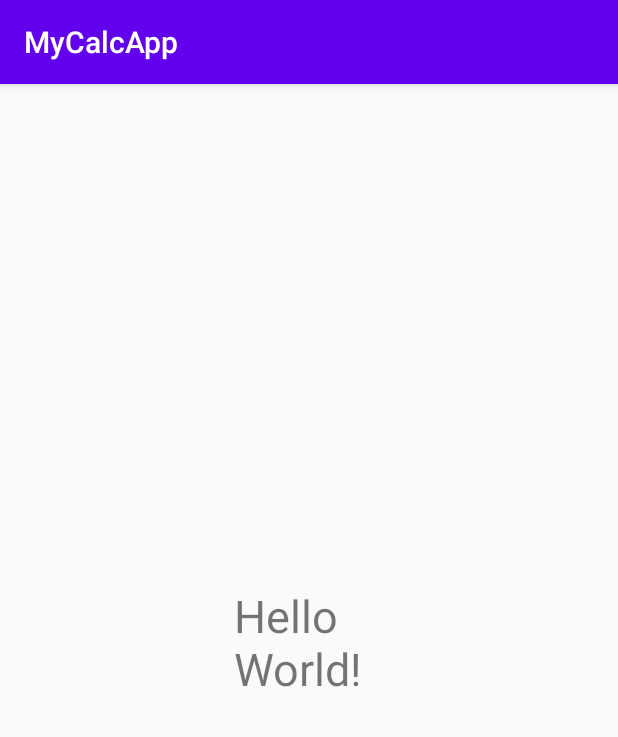
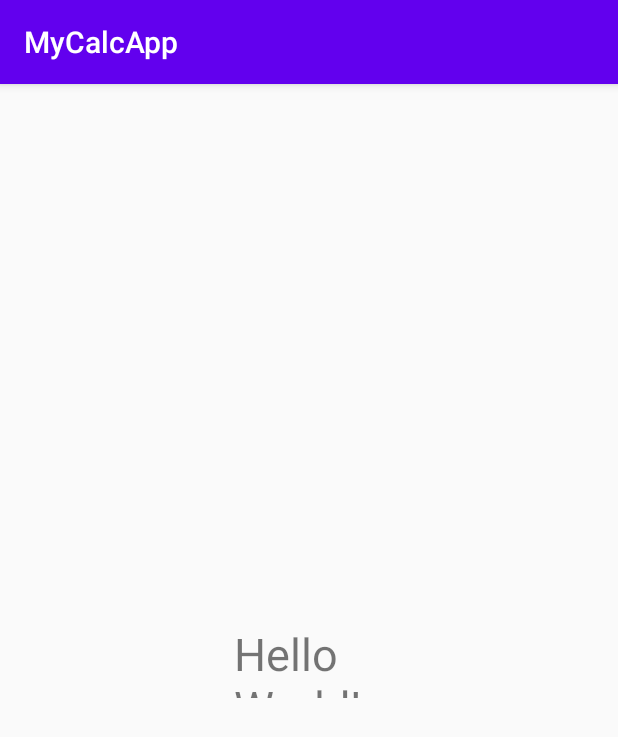
Before and after one commit to kato-love-cat/MyCalcApp, an Android app: the screen it shows after launch (MainActivity), on a phone screen of 412 x 824 dp. Shown: the top 737 px of the screen. Run offline under Robolectric (Android 15) with nearby library versions, the phone set to English and light mode, and no system bars.

Commit message:
another 3 commit

```diff
--- a/app/src/main/res/layout/activity_main.xml
+++ b/app/src/main/res/layout/activity_main.xml
@@ -12,7 +12,7 @@
         android:text="Hello World!"
         android:textSize="30sp"
         android:width="100dp"
-        android:height="100dp"
+        android:height="50dp"
         app:layout_constraintBottom_toBottomOf="parent"
         app:layout_constraintEnd_toEndOf="parent"
         app:layout_constraintStart_toStartOf="parent"
```
Also changed, not shown: app/src/main/java/com/example/mycalcapp/MainActivity.java (+20 -2 lines).
